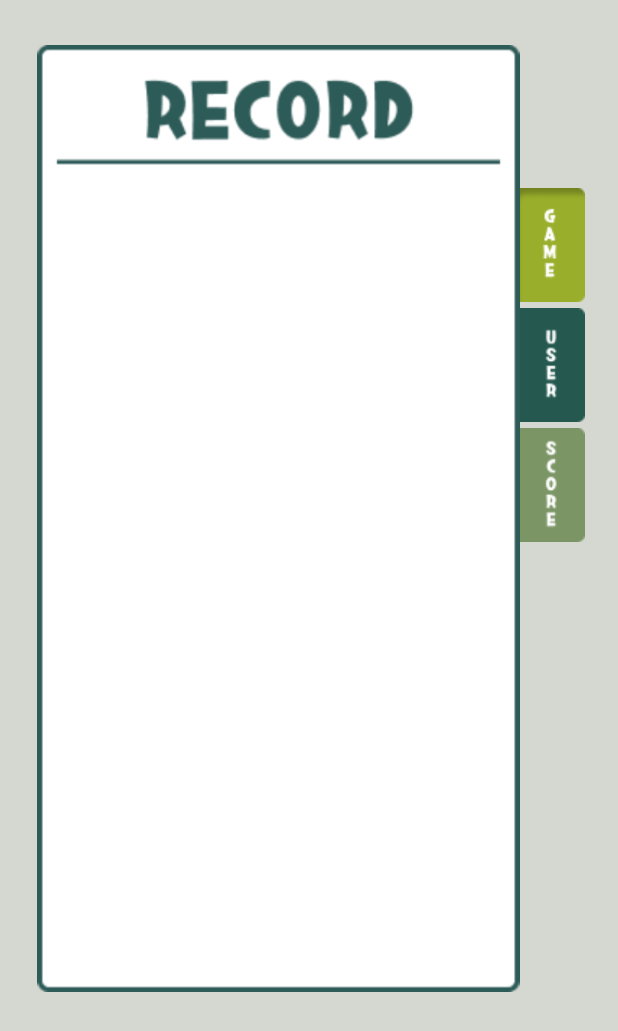
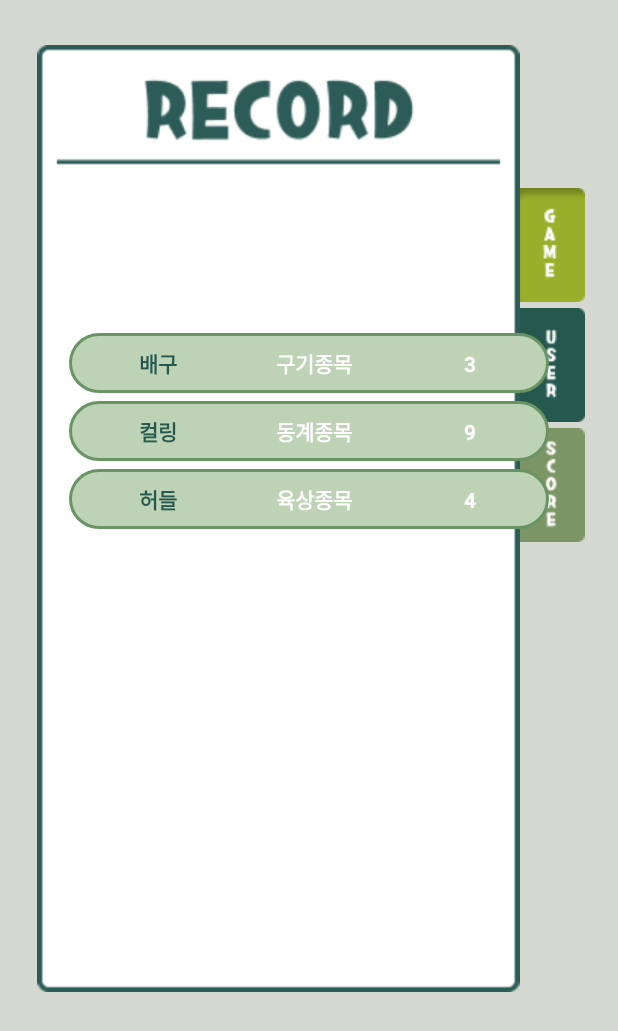
Before and after one commit to jyjyjy25/ScoreBoard-android, an Android app: the RecordActivity screen opened directly, with no data from a screen before it, on a phone screen of 412 x 824 dp. Shown: the top 1031 px of the screen. Run offline under Robolectric (Android 15) with nearby library versions, the phone set to English and light mode, and no system bars.

Commit message:
add recycler_view in record_activity

```diff
--- a/app/src/main/AndroidManifest.xml
+++ b/app/src/main/AndroidManifest.xml
@@ -15,21 +15,24 @@
         tools:targetApi="31">
         <activity
             android:name=".MainActivity"
+            android:screenOrientation="portrait"
             android:exported="true">
             <intent-filter>
                 <action android:name="android.intent.action.MAIN" />
-
                 <category android:name="android.intent.category.LAUNCHER" />
             </intent-filter>
         </activity>
         <activity
             android:name=".RankActivity"
+            android:screenOrientation="portrait"
             android:exported="false" />
         <activity
             android:name=".RecordActivity"
+            android:screenOrientation="portrait"
             android:exported="false" />
         <activity
             android:name=".RecordScoreActivity"
+            android:screenOrientation="portrait"
             android:exported="false" />
     </application>
 
--- /dev/null
+++ b/app/src/main/java/org/techtown/miniproject/GameAdapter.java
@@ -0,0 +1,72 @@
+package org.techtown.miniproject;
+
+import android.content.Context;
+import android.view.LayoutInflater;
+import android.view.View;
+import android.view.ViewGroup;
+import android.widget.TextView;
+
+import androidx.annotation.NonNull;
+import androidx.recyclerview.widget.RecyclerView;
+
+import java.util.ArrayList;
+
+public class GameAdapter extends RecyclerView.Adapter<GameAdapter.ViewHolder>{
+
+    Context context;
+    ArrayList<GameItem> items = new ArrayList<GameItem>();
+    TextView game_name, game_event, game_count;
+
+    public GameAdapter(Context context) {
+        this.context = context;
+    }
+
+    @NonNull
+    @Override
+    public GameAdapter.ViewHolder onCreateViewHolder(@NonNull ViewGroup parent, int viewType) {
+        LayoutInflater inflater = (LayoutInflater) context.getSystemService(Context.LAYOUT_INFLATER_SERVICE);
+        View itemView = inflater.inflate(R.layout.game_item, parent, false);
+
+        ViewHolder viewHolder = new ViewHolder(itemView);
+        return viewHolder;
+    }
+
+    @Override
+    public void onBindViewHolder(@NonNull GameAdapter.ViewHolder holder, int position) {
+        GameItem item = items.get(position);
+        holder.setItem(item);
+    }
+
+    @Override
+    public int getItemCount() {
+        return items.size();
+    }
+
+    public void addItem(GameItem item) {
+        items.add(item);
+    }
+
+    public void addItems(ArrayList<GameItem> items) {
+        this.items = items;
+    }
+
+    public GameItem getItem(int position) {
+        return items.get(position);
+    }
+
+    public class ViewHolder extends RecyclerView.ViewHolder {
+        public ViewHolder(View itemView) {
+            super(itemView) ;
+
+            game_name = itemView.findViewById(R.id.game_name) ;
+            game_event = itemView.findViewById(R.id.game_event) ;
+            game_count = itemView.findViewById(R.id.game_count) ;
+        }
+
+        public void setItem(GameItem item) {
+            game_name.setText(item.getGame_name());
+            game_event.setText(item.getGame_event());
+            game_count.setText(String.valueOf(item.getGame_count()));
+        }
+    }
+}
--- /dev/null
+++ b/app/src/main/java/org/techtown/miniproject/GameItem.java
@@ -0,0 +1,38 @@
+package org.techtown.miniproject;
+
+public class GameItem {
+
+    String game_name;
+    String game_event;
+    int game_count;
+
+    public GameItem(String game_name, String game_event, int game_count) {
+        this.game_name = game_name;
+        this.game_event = game_event;
+        this.game_count = game_count;
+    }
+
+    public String getGame_name() {
+        return game_name;
+    }
+
+    public void setGame_name(String game_name) {
+        this.game_name = game_name;
+    }
+
+    public String getGame_event() {
+        return game_event;
+    }
+
+    public void setGame_event(String game_event) {
+        this.game_event = game_event;
+    }
+
+    public int getGame_count() {
+        return game_count;
+    }
+
+    public void setGame_count(int game_count) {
+        this.game_count = game_count;
+    }
+}
--- a/app/src/main/java/org/techtown/miniproject/RecordActivity.java
+++ b/app/src/main/java/org/techtown/miniproject/RecordActivity.java
@@ -5,11 +5,16 @@ import android.view.View;
 import android.widget.ImageButton;
 
 import androidx.appcompat.app.AppCompatActivity;
+import androidx.recyclerview.widget.LinearLayoutManager;
+import androidx.recyclerview.widget.RecyclerView;
 
 public class RecordActivity extends AppCompatActivity {
     boolean game_index_state = true;
     boolean user_index_state = false;
     boolean score_index_state = false;
+    RecyclerView game_recycler_view;
+    RecyclerView user_recycler_view;
+    RecyclerView score_recycler_view;
 
     protected void onCreate(Bundle savedInstanceState) {
         super.onCreate(savedInstanceState);
@@ -25,6 +30,9 @@ public class RecordActivity extends AppCompatActivity {
                 if (!game_index_state) {
                     game_index.setImageResource(R.drawable.record_game_pressed_index);
                     game_index_state = !game_index_state;
+                    game_recycler_view.setVisibility(View.VISIBLE);
+                    user_recycler_view.setVisibility(View.INVISIBLE);
+                    score_recycler_view.setVisibility(View.INVISIBLE);
 
                     if (user_index_state) {
                         user_index.setImageResource(R.drawable.record_user_index);
@@ -44,6 +52,9 @@ public class RecordActivity extends AppCompatActivity {
                 if (!user_index_state) {
                     user_index.setImageResource(R.drawable.record_user_pressed_index);
                     user_index_state = !user_index_state;
+                    user_recycler_view.setVisibility(View.VISIBLE);
+                    game_recycler_view.setVisibility(View.INVISIBLE);
+                    score_recycler_view.setVisibility(View.INVISIBLE);
 
                     if (game_index_state) {
                         game_index.setImageResource(R.drawable.record_game_index);
@@ -64,6 +75,9 @@ public class RecordActivity extends AppCompatActivity {
                 if (!score_index_state) {
                     score_index.setImageResource(R.drawable.record_score_pressed_index);
                     score_index_state = !score_index_state;
+                    score_recycler_view.setVisibility(View.VISIBLE);
+                    game_recycler_view.setVisibility(View.INVISIBLE);
+                    user_recycler_view.setVisibility(View.INVISIBLE);
 
                     if (game_index_state) {
                         game_index.setImageResource(R.drawable.record_game_index);
@@ -77,5 +91,37 @@ public class RecordActivity extends AppCompatActivity {
             }
         });
 
+        game_recycler_view = (RecyclerView) findViewById(R.id.game_recycler_view);
+        LinearLayoutManager game_layoutManager = new LinearLayoutManager(this, LinearLayoutManager.VERTICAL, false);
+        game_recycler_view.setLayoutManager(game_layoutManager);
+        GameAdapter game_adapter = new GameAdapter(getApplicationContext());
+
+        game_adapter.addItem(new GameItem("배구", "구기종목", 3));
+        game_adapter.addItem(new GameItem("컬링", "동계종목", 9));
+        game_adapter.addItem(new GameItem("허들", "육상종목", 4));
+
+        game_recycler_view.setAdapter(game_adapter);
+
+        user_recycler_view = (RecyclerView) findViewById(R.id.user_recycler_view);
+        LinearLayoutManager user_layoutManager = new LinearLayoutManager(this, LinearLayoutManager.VERTICAL, false);
+        user_recycler_view.setLayoutManager(user_layoutManager);
+        UserAdapter user_adapter = new UserAdapter(getApplicationContext());
+
+        user_adapter.addItem(new UserItem("Gabe", 31, "♂", 4, 0));
+        user_adapter.addItem(new UserItem("June", 30, "♂", 0, 4));
+        user_adapter.addItem(new UserItem("Julia", 23, "♀", 2, 2));
+
+        user_recycler_view.setAdapter(user_adapter);
+
+        score_recycler_view = (RecyclerView) findViewById(R.id.score_recycler_view);
+        LinearLayoutManager score_layoutManager = new LinearLayoutManager(this, LinearLayoutManager.VERTICAL, false);
+        score_recycler_view.setLayoutManager(score_layoutManager);
+        ScoreAdapter score_adapter = new ScoreAdapter(getApplicationContext());
+
+        score_adapter.addItem(new ScoreItem("2022-10-18", "Gabe", "June", 4, 0));
+        score_adapter.addItem(new ScoreItem("2022-10-18", "Nowee", "Ann", 3, 1));
+
+        score_recycler_view.setAdapter(score_adapter);
+
     }
 }
--- /dev/null
+++ b/app/src/main/java/org/techtown/miniproject/ScoreAdapter.java
@@ -0,0 +1,77 @@
+package org.techtown.miniproject;
+
+import android.content.Context;
+import android.view.LayoutInflater;
+import android.view.View;
+import android.view.ViewGroup;
+import android.widget.TextView;
+
+import androidx.annotation.NonNull;
+import androidx.recyclerview.widget.RecyclerView;
+
+import java.util.ArrayList;
+
+public class ScoreAdapter extends RecyclerView.Adapter<ScoreAdapter.ViewHolder>{
+
+    Context context;
+    ArrayList<ScoreItem> items = new ArrayList<ScoreItem>();
+    TextView match_date, user1_name, user2_name, user1_score, user2_score;
+
+    public ScoreAdapter(Context context) {
+        this.context = context;
+    }
+
+    @NonNull
+    @Override
+    public ScoreAdapter.ViewHolder onCreateViewHolder(@NonNull ViewGroup parent, int viewType) {
+        LayoutInflater inflater = (LayoutInflater) context.getSystemService(Context.LAYOUT_INFLATER_SERVICE);
+        View itemView = inflater.inflate(R.layout.score_item, parent, false);
+
+        ViewHolder viewHolder = new ViewHolder(itemView);
+        return viewHolder;
+    }
+
+    @Override
+    public void onBindViewHolder(@NonNull ScoreAdapter.ViewHolder holder, int position) {
+        ScoreItem item = items.get(position);
+        holder.setItem(item);
+    }
+
+    @Override
+    public int getItemCount() {
+        return items.size();
+    }
+
+    public void addItem(ScoreItem item) {
+        items.add(item);
+    }
+
+    public void addItems(ArrayList<ScoreItem> items) {
+        this.items = items;
+    }
+
+    public ScoreItem getItem(int position) {
+        return items.get(position);
+    }
+
+    public class ViewHolder extends RecyclerView.ViewHolder {
+        public ViewHolder(View itemView) {
+            super(itemView) ;
+
+            match_date = itemView.findViewById(R.id.match_date) ;
+            user1_name = itemView.findViewById(R.id.user1_name) ;
+            user2_name = itemView.findViewById(R.id.user2_name) ;
+            user1_score = itemView.findViewById(R.id.user1_score) ;
+            user2_score = itemView.findViewById(R.id.user2_score) ;
+
+        }
+
+        public void setItem(ScoreItem item) {
+            match_date.setText(item.getMatch_date());
+            user1_name.setText(item.getUser1_name());
+            user2_name.setText(item.getUser2_name());
+            user1_score.setText(String.valueOf(item.getUser1_score()));
+            user2_score.setText(String.valueOf(item.getUser2_score()));
+        }
+    }
+}
--- /dev/null
+++ b/app/src/main/java/org/techtown/miniproject/ScoreItem.java
@@ -0,0 +1,58 @@
+package org.techtown.miniproject;
+
+public class ScoreItem {
+
+    String match_date;
+    String user1_name;
+    String user2_name;
+    int user1_score;
+    int user2_score;
+
+    public ScoreItem(String match_date, String user1_name, String user2_name, int user1_score, int user2_score) {
+        this.match_date = match_date;
+        this.user1_name = user1_name;
+        this.user2_name = user2_name;
+        this.user1_score = user1_score;
+        this.user2_score = user2_score;
+    }
+
+    public String getMatch_date() {
+        return match_date;
+    }
+
+    public void setMatch_date(String match_date) {
+        this.match_date = match_date;
+    }
+
+    public String getUser1_name() {
+        return user1_name;
+    }
+
+    public void setUser1_name(String user1_name) {
+        this.user1_name = user1_name;
+    }
+
+    public String getUser2_name() {
+        return user2_name;
+    }
+
+    public void setUser2_name(String user2_name) {
+        this.user2_name = user2_name;
+    }
+
+    public int getUser1_score() {
+        return user1_score;
+    }
+
+    public void setUser1_score(int user1_score) {
+        this.user1_score = user1_score;
+    }
+
+    public int getUser2_score() {
+        return user2_score;
+    }
+
+    public void setUser2_score(int user2_score) {
+        this.user2_score = user2_score;
+    }
+}
--- /dev/null
+++ b/app/src/main/java/org/techtown/miniproject/UserAdapter.java
@@ -0,0 +1,75 @@
+package org.techtown.miniproject;
+
+import android.content.Context;
+import android.view.LayoutInflater;
+import android.view.View;
+import android.view.ViewGroup;
+import android.widget.TextView;
+
+import androidx.annotation.NonNull;
+import androidx.recyclerview.widget.RecyclerView;
+
+import java.util.ArrayList;
+
+public class UserAdapter extends RecyclerView.Adapter<UserAdapter.ViewHolder>{
+    Context context;
+    ArrayList<UserItem> items = new ArrayList<UserItem>();
+    TextView user_name, user_age, user_gender, win_num, lose_num;
+
+    public UserAdapter(Context context) {
+        this.context = context;
+    }
+
+    @NonNull
+    @Override
+    public UserAdapter.ViewHolder onCreateViewHolder(@NonNull ViewGroup parent, int viewType) {
+        LayoutInflater inflater = (LayoutInflater) context.getSystemService(Context.LAYOUT_INFLATER_SERVICE);
+        View itemView = inflater.inflate(R.layout.user_item, parent, false);
+
+        ViewHolder viewHolder = new ViewHolder(itemView);
+        return viewHolder;
+    }
+
+    @Override
+    public void onBindViewHolder(@NonNull UserAdapter.ViewHolder holder, int position) {
+        UserItem item = items.get(position);
+        holder.setItem(item);
+    }
+
+    @Override
+    public int getItemCount() {
+        return items.size();
+    }
+
+    public void addItem(UserItem item) {
+        items.add(item);
+    }
+
+    public void addItems(ArrayList<UserItem> items) {
+        this.items = items;
+    }
+
+    public UserItem getItem(int position) {
+        return items.get(position);
+    }
+
+    public class ViewHolder extends RecyclerView.ViewHolder {
+        public ViewHolder(View itemView) {
+            super(itemView) ;
+
+            user_name = itemView.findViewById(R.id.user_name) ;
+            user_age = itemView.findViewById(R.id.user_age) ;
+            user_gender = itemView.findViewById(R.id.user_gender) ;
+            win_num = itemView.findViewById(R.id.win_num) ;
+            lose_num = itemView.findViewById(R.id.lose_num) ;
+        }
+
+        public void setItem(UserItem item) {
+            user_name.setText(item.getUser_name());
+            user_age.setText(String.valueOf(item.getUser_age()));
+            user_gender.setText(item.getUser_gender());
+            win_num.setText(String.valueOf(item.getWin_num()));
+            lose_num.setText(String.valueOf(item.getLose_num()));
+        }
+    }
+}
--- /dev/null
+++ b/app/src/main/java/org/techtown/miniproject/UserItem.java
@@ -0,0 +1,58 @@
+package org.techtown.miniproject;
+
+public class UserItem {
+
+    String user_name;
+    int user_age;
+    String user_gender;
+    int win_num;
+    int lose_num;
+
+    public UserItem(String user_name, int user_age, String user_gender, int win_num, int lose_num) {
+        this.user_name = user_name;
+        this.user_age = user_age;
+        this.user_gender = user_gender;
+        this.win_num = win_num;
+        this.lose_num = lose_num;
+    }
+
+    public String getUser_name() {
+        return user_name;
+    }
+
+    public void setUser_name(String user_name) {
+        this.user_name = user_name;
+    }
+
+    public int getUser_age() {
+        return user_age;
+    }
+
+    public void setUser_age(int user_age) {
+        this.user_age = user_age;
+    }
+
+    public String getUser_gender() {
+        return user_gender;
+    }
+
+    public void setUser_gender(String user_gender) {
+        this.user_gender = user_gender;
+    }
+
+    public int getWin_num() {
+        return win_num;
+    }
+
+    public void setWin_num(int win_num) {
+        this.win_num = win_num;
+    }
+
+    public int getLose_num() {
+        return lose_num;
+    }
+
+    public void setLose_num(int lose_num) {
+        this.lose_num = lose_num;
+    }
+}
--- a/app/src/main/res/layout/activity_record.xml
+++ b/app/src/main/res/layout/activity_record.xml
@@ -42,6 +42,30 @@
             android:src="@drawable/show_record_background"
             android:visibility="visible" />
 
+        <androidx.recyclerview.widget.RecyclerView
+            android:id="@+id/game_recycler_view"
+            android:layout_width="320dp"
+            android:layout_height="480dp"
+            android:layout_gravity="center"
+            android:visibility="visible"
+            android:layout_marginTop="50dp"/>
+
+        <androidx.recyclerview.widget.RecyclerView
+            android:id="@+id/user_recycler_view"
+            android:layout_width="320dp"
+            android:layout_height="480dp"
+            android:layout_gravity="center"
+            android:visibility="invisible"
+            android:layout_marginTop="50dp"/>
+
+        <androidx.recyclerview.widget.RecyclerView
+            android:id="@+id/score_recycler_view"
+            android:layout_width="320dp"
+            android:layout_height="480dp"
+            android:layout_gravity="center"
+            android:visibility="invisible"
+            android:layout_marginTop="50dp"/>
+
     </FrameLayout>
 
 
--- /dev/null
+++ b/app/src/main/res/layout/game_item.xml
@@ -0,0 +1,51 @@
+<?xml version="1.0" encoding="utf-8"?>
+<LinearLayout xmlns:android="http://schemas.android.com/apk/res/android"
+    android:layout_width="match_parent"
+    android:layout_height="wrap_content"
+    android:orientation="vertical">
+
+    <LinearLayout
+        android:layout_width="match_parent"
+        android:layout_height="40dp"
+        android:layout_gravity="center_horizontal"
+        android:orientation="horizontal"
+        android:background="@drawable/list_background">
+
+        <TextView
+            android:id="@+id/game_name"
+            android:layout_width="30dp"
+            android:layout_height="40dp"
+            android:layout_weight="1"
+            android:layout_marginLeft="7dp"
+            android:gravity="center"
+            android:text="배구"
+            android:textColor="#255950"
+            android:textStyle="bold"/>
+
+        <TextView
+            android:id="@+id/game_event"
+            android:layout_width="30dp"
+            android:layout_height="40dp"
+            android:layout_weight="1"
+            android:gravity="center"
+            android:text="구기종목"
+            android:textColor="#ffffff"
+            android:textStyle="bold"/>
+
+        <TextView
+            android:id="@+id/game_count"
+            android:layout_width="30dp"
+            android:layout_height="40dp"
+            android:layout_weight="1"
+            android:gravity="center"
+            android:text="3"
+            android:textColor="#ffffff"
+            android:textStyle="bold"/>
+
+    </LinearLayout>
+
+    <View
+        android:layout_width="match_parent"
+        android:layout_height="5dp" />
+
+</LinearLayout>
```
Also changed, not shown: app/src/main/res/layout/score_item.xml (added, +72 -0 lines), app/src/main/res/layout/user_item.xml (added, +73 -0 lines).
